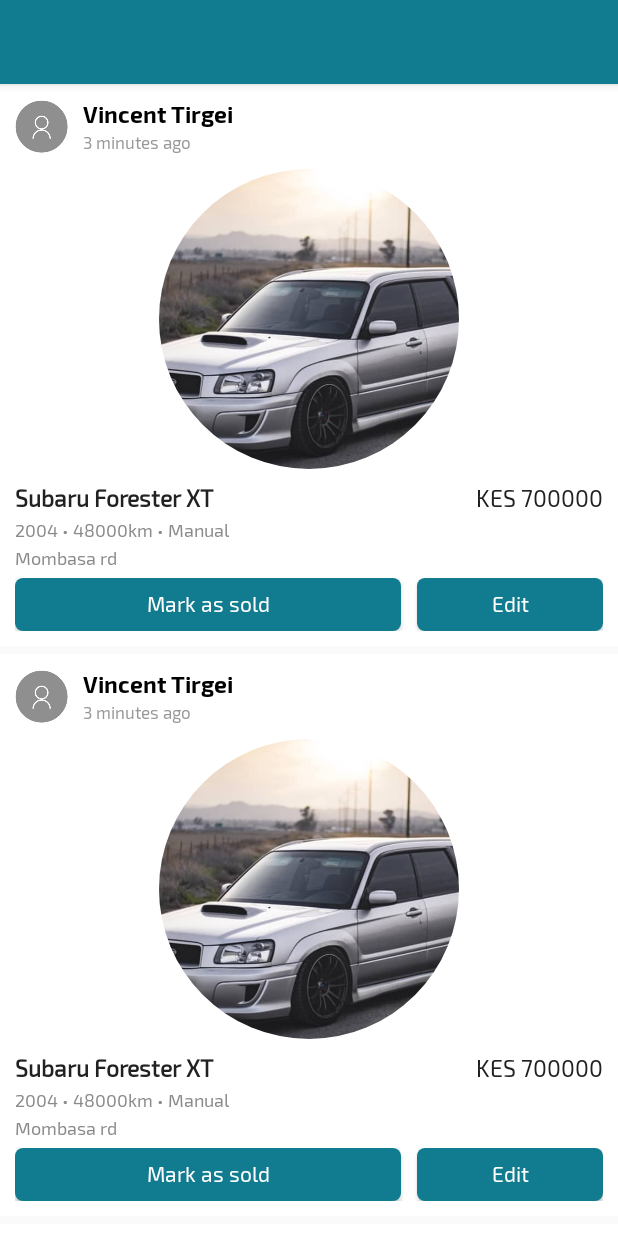
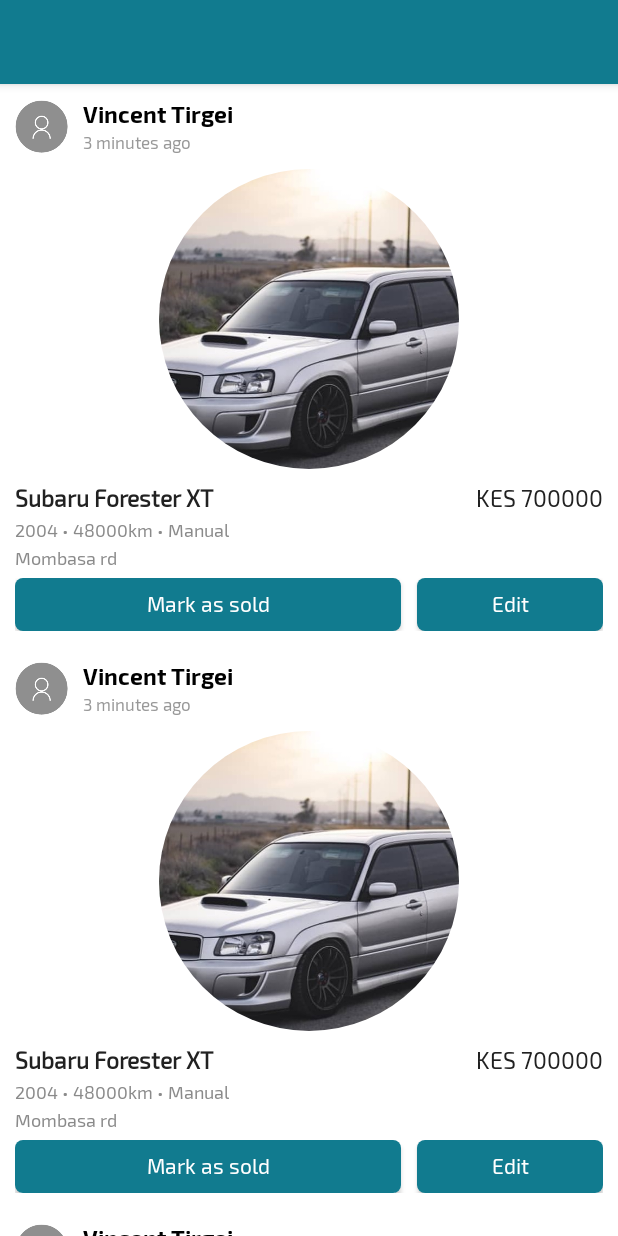
Before and after one commit to JulieGibbs/Automart, an Android app: the layout activity_watchlist.xml on its own in the app's theme, with its tools: preview values and no code run, on a phone screen of 412 x 824 dp. Run offline under Robolectric (Android 15) with nearby library versions, the phone set to English and light mode, and no system bars; plain views replace RoundedImageView, ShimmerRecyclerView.

Commit message:
removed bottom margin

```diff
--- a/app/src/main/res/layout/item_car.xml
+++ b/app/src/main/res/layout/item_car.xml
@@ -33,7 +33,6 @@
         android:layout_height="wrap_content"
         android:background="@android:color/white"
         android:padding="10dp"
-        android:layout_marginBottom="5dp"
         android:onClick="@{(v) -> callback.onClick(v, data)}">
 
         <RelativeLayout
--- a/app/src/main/res/layout/item_notif.xml
+++ b/app/src/main/res/layout/item_notif.xml
@@ -23,7 +23,6 @@
         android:paddingBottom="@dimen/notif_padding_v"
         android:paddingLeft="@dimen/notif_padding_h"
         android:paddingRight="@dimen/notif_padding_h"
-        android:layout_marginBottom="2dp"
         android:background="@android:color/white">
 
         <de.hdodenhof.circleimageview.CircleImageView
```
